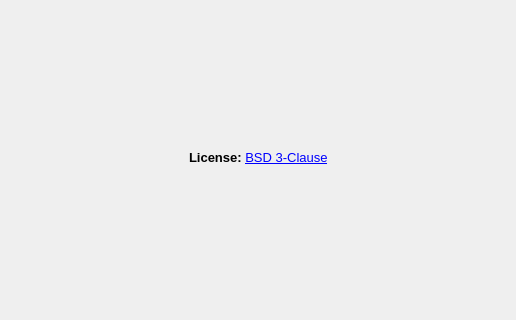
Above: avogadro/aboutdialog.ui from OpenChemistry/avogadroapp before the change; both pictures show x 0 to 516 and y 158 to 478 of the 516 by 576 pixel window. Below: the same form after it.
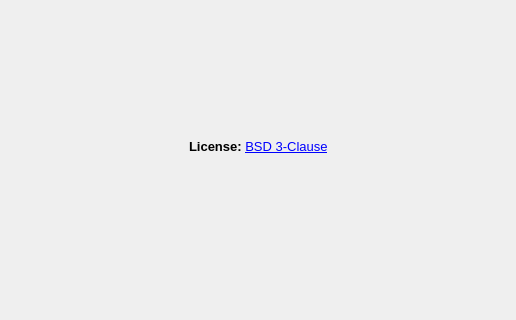
That is the form after the change. Icons and pictures are not drawn.

Patch:
```diff
--- a/avogadro/aboutdialog.ui
+++ b/avogadro/aboutdialog.ui
@@ -243,6 +243,21 @@
      </item>
     </layout>
    </item>
+   <item>
+    <widget class="QLabel" name="tdxLabel">
+     <property name="font">
+      <font>
+       <pointsize>10</pointsize>
+      </font>
+     </property>
+     <property name="text">
+      <string/>
+     </property>
+     <property name="alignment">
+      <set>Qt::AlignCenter</set>
+     </property>
+    </widget>
+   </item>
    <item>
     <spacer name="verticalSpacer_2">
      <property name="orientation">
```
